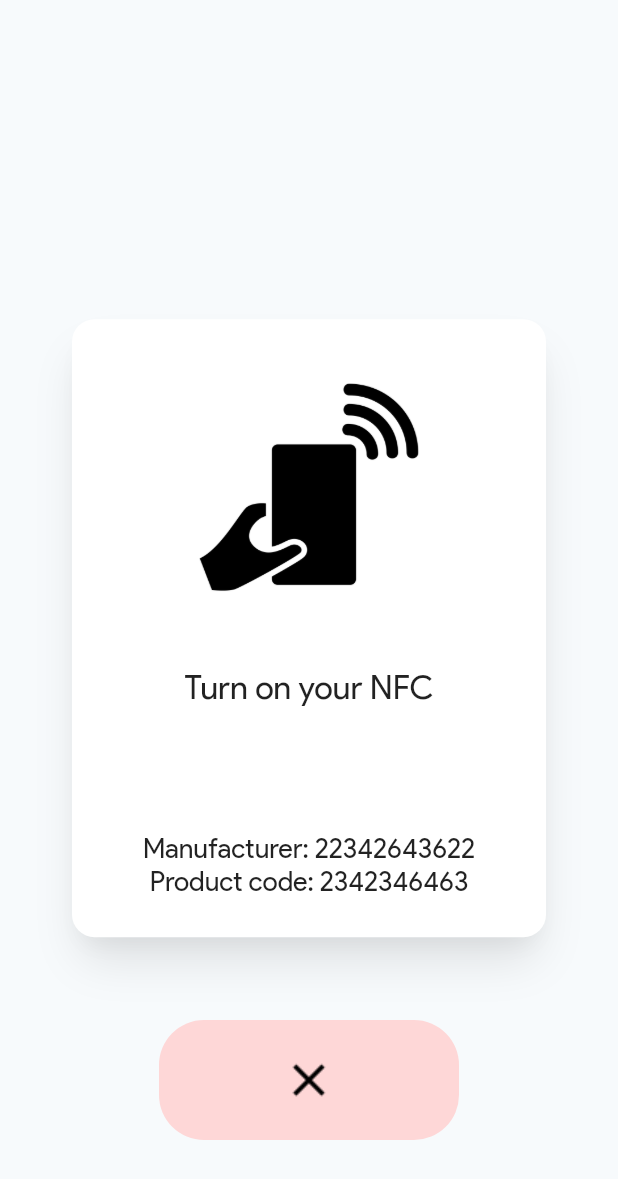
After one commit to Wokstym/ProductChecker, a Flutter app: the screen it shows after launch, after a tap on "Go to write NFC page", on a phone screen of 412 x 824 dp. The commit adds this screen. Shown: the top 1179 px of the screen. Run offline on Flutter 3.47's test engine with Material 2 defaults, Android fonts, the phone set to English and light mode, and no system bars; our stand-ins replace velocity_x; missing offline and left inert: nfc_in_flutter, web3dart; statements that could not run were skipped.

Commit message:
Refactored NFC scanning to separate screens

```diff
--- a/lib/src/models/record.dart
+++ b/lib/src/models/record.dart
@@ -15,4 +15,9 @@ class Record {
   String getNFCFormattedString() {
     return productCode + ";" + manufacturerCode;
   }
+
+  @override
+  String toString() {
+    return 'Record{productCode: $productCode, manufacturerCode: $manufacturerCode}';
+  }
 }
--- a/lib/src/views/ui/main_page.dart
+++ b/lib/src/views/ui/main_page.dart
@@ -1,7 +1,9 @@
 import 'package:flutter/material.dart';
+import 'package:product_check/src/models/record.dart';
 import 'package:product_check/src/services/contract_service_impl.dart';
 import 'package:product_check/src/services/contract_service_interface.dart';
-import 'package:product_check/src/views/ui/nfc_page.dart';
+import 'package:product_check/src/views/ui/nfc_writer.dart';
+import 'package:product_check/src/views/ui/nfc_reader.dart';
 
 import 'blockchain_requests_page.dart';
 
@@ -27,9 +29,17 @@ class MainPage extends StatelessWidget {
             RaisedButton(
               textColor: Colors.white,
               color: Colors.blue,
-              child: Text('Go to NFC page'),
+              child: Text('Go to Read NFC page'),
               onPressed: () {
-                navigateToNFCPage(context);
+                navigateToReadNFCPage(context);
+              },
+            ),
+            RaisedButton(
+              textColor: Colors.white,
+              color: Colors.blue,
+              child: Text('Go to write NFC page'),
+              onPressed: () {
+                navigateToWriteNFCPage(context);
               },
             )
           ],
@@ -57,7 +67,23 @@ Future navigateToBlockchainPage(context) async {
               )));
 }
 
-Future navigateToNFCPage(context) async {
-  Navigator.push(context,
-      MaterialPageRoute(builder: (context) => NFCPage(title: "NFC page")));
+Future navigateToReadNFCPage(context) async {
+  Record result = await Navigator.push(context,
+      MaterialPageRoute(builder: (context) => NFCReader(title: "NFC page")));
+
+  if (result == null)
+    print("Nothing scanned");
+  else {
+    print(result.toString());
+  }
 }
+
+Future navigateToWriteNFCPage(BuildContext context) async {
+  Navigator.push(
+      context,
+      MaterialPageRoute(
+          builder: (context) => NFCWriter(
+                title: "NFC page",
+                record: Record("2342346463", "22342643622"),
+              )));
+}
--- /dev/null
+++ b/lib/src/views/ui/nfc_writer.dart
@@ -0,0 +1,150 @@
+import 'package:flutter/material.dart';
+import 'package:nfc_in_flutter/nfc_in_flutter.dart';
+import 'package:product_check/src/models/record.dart';
+
+class NFCWriter extends StatefulWidget {
+  NFCWriter({Key key, this.title, @required this.record}) : super(key: key);
+
+  final String title;
+  final Record record;
+
+  @override
+  _NFCWriterState createState() => _NFCWriterState();
+}
+
+class _NFCWriterState extends State<NFCWriter> {
+  bool _supportsNFC = false;
+
+  @override
+  void initState() {
+    super.initState();
+    NFC.isNDEFSupported.then((bool isSupported) {
+      setState(() {
+        _supportsNFC = isSupported;
+      });
+    });
+    writeToNFCTag();
+  }
+
+  void writeToNFCTag() async {
+    List<NDEFRecord> records = [
+      NDEFRecord.plain(widget.record.getNFCFormattedString())
+    ];
+    NDEFMessage message = NDEFMessage.withRecords(records);
+
+    Future.delayed(const Duration(milliseconds: 500), () {
+      NFC.writeNDEF(message, once: true).listen((NDEFTag tag) {
+        Navigator.pop(context);
+      });
+    });
+  }
+
+  @override
+  void dispose() {
+    super.dispose();
+  }
+
+  @override
+  Widget build(BuildContext context) {
+    return Scaffold(
+      backgroundColor: Color(0xFFF7FAFC),
+      body: Stack(
+        children: [
+          Padding(
+              padding: const EdgeInsets.all(32.0),
+              child: Column(
+                children: [
+                  SizedBox(height: screenHeightPercent(context, 20)),
+                  Padding(
+                      padding: EdgeInsets.all(16),
+                      child: Container(
+                          decoration: BoxDecoration(
+                              color: Colors.white,
+                              borderRadius: BorderRadius.circular(15),
+                              boxShadow: boxShadow()),
+                          height: screenHeightPercent(context, 50),
+                          child: Padding(
+                              padding:
+                                  EdgeInsets.fromLTRB(32.0, 32.0, 32.0, 16.0),
+                              child: Column(children: [
+                                Center(
+                                    child: Image.asset(
+                                  'assets/scan_icon.png',
+                                  height: 200,
+                                  width: 200,
+                                )),
+                                new Text(
+                                    !_supportsNFC
+                                        ? "Turn on your NFC"
+                                        : "Hold your phone near nfc tag ",
+                                    textAlign: TextAlign.center,
+                                    style: new TextStyle(
+                                      fontSize: 22.0,
+                                      fontFamily: 'ProductSans',
+                                    )),
+                                Expanded(child: Container()),
+                                Column(children: [
+                                  new Text(
+                                      "Manufacturer: " +
+                                          widget.record.manufacturerCode,
+                                      textAlign: TextAlign.center,
+                                      style: new TextStyle(
+                                        fontSize: 18.0,
+                                        fontFamily: 'ProductSans',
+                                      )),
+                                  new Text(
+                                      "Product code: " +
+                                          widget.record.productCode,
+                                      textAlign: TextAlign.center,
+                                      style: new TextStyle(
+                                        fontSize: 18.0,
+                                        fontFamily: 'ProductSans',
+                                      ))
+                                ]),
+                                SizedBox(height: 10),
+                              ])))),
+                  Expanded(child: Container()),
+                  Padding(
+                      padding: const EdgeInsets.all(32.0),
+                      child: MaterialButton(
+                        height: 80,
+                        minWidth: 200,
+                        child: Image.asset('assets/close_icon.png'),
+                        onPressed: () => Navigator.pop(context),
+                        padding: EdgeInsets.all(20.0),
+                        color: Color(0xFFFED7D7),
+                        textColor: new Color(0xFFF56565),
+                        elevation: 0,
+                        shape: RoundedRectangleBorder(
+                            borderRadius: BorderRadius.circular(30)),
+                      )),
+                ],
+              ))
+        ],
+        alignment: AlignmentDirectional.topStart,
+        fit: StackFit.loose,
+        overflow: Overflow.clip,
+      ),
+    );
+  }
+
+  double screenHeightPercent(BuildContext context, int percent) =>
+      (MediaQuery.of(context).size.height / 100 * percent);
+
+  List<BoxShadow> boxShadow() {
+    return [
+      const BoxShadow(
+        color: Color.fromRGBO(0, 0, 0, 0.1),
+        blurRadius: 25.0,
+        spreadRadius: -5.0,
+        offset: Offset(0.0, 20.0),
+      ),
+      const BoxShadow(
+        color: Color.fromRGBO(0, 0, 0, 0.04),
+        blurRadius: 10.0,
+        spreadRadius: -5.0,
+        offset: Offset(0.0, 10.0),
+      ),
+    ];
+  }
+}
```
Also changed, not shown: lib/src/views/ui/nfc_page.dart (deleted, +0 -284 lines), lib/src/views/ui/nfc_reader.dart (added, +173 -0 lines), pubspec.yaml (+9 -0 lines), assets/close_icon.png (added), assets/scan_icon.png (added), fonts/product_sans/Product-Sans-Bold.ttf (added), fonts/product_sans/Product-Sans-Italic.ttf (added), fonts/product_sans/Product-Sans-Regular.ttf (added).
